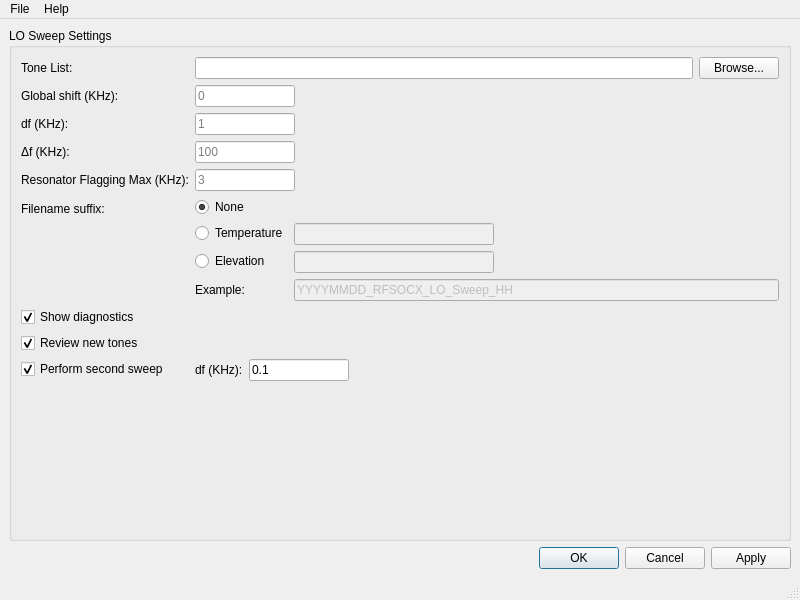
Qt form ui_resources/loconfig.ui (Tyronitar/rfsoc-interface) before a commit.
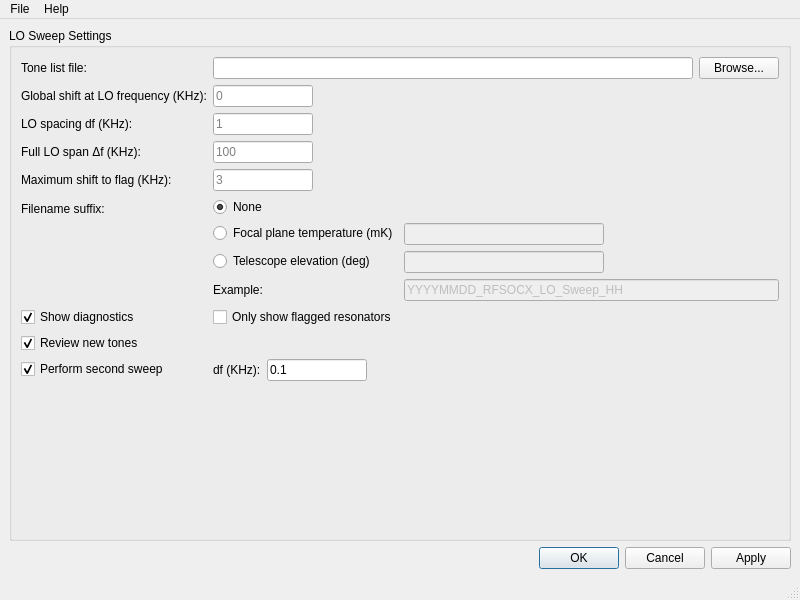
The same form after that commit. Icons and pictures are not drawn.

Commit message: Make Numbers Update in Resonator Window

What changed in the file:
```diff
--- a/ui_resources/loconfig.ui
+++ b/ui_resources/loconfig.ui
@@ -30,7 +30,7 @@
           <string>List of tones of resonant frequencies</string>
          </property>
          <property name="text">
-          <string>Tone List:</string>
+          <string>Tone list file:</string>
          </property>
         </widget>
        </item>
@@ -57,7 +57,7 @@
           <string>Amount to shift each tone in KHz, at 400 MHz</string>
          </property>
          <property name="text">
-          <string>Global shift (KHz):</string>
+          <string>Global shift at LO frequency (KHz):</string>
          </property>
         </widget>
        </item>
@@ -86,7 +86,7 @@
           <string>Spacing between data points in KHz</string>
          </property>
          <property name="text">
-          <string>df (KHz):</string>
+          <string>LO spacing df (KHz):</string>
          </property>
         </widget>
        </item>
@@ -112,7 +112,7 @@
           <string>Total span of sweep in KHz</string>
          </property>
          <property name="text">
-          <string>Δf (KHz):</string>
+          <string>Full LO span Δf (KHz):</string>
          </property>
         </widget>
        </item>
@@ -141,7 +141,7 @@
           <string>Maximum shift to flag</string>
          </property>
          <property name="text">
-          <string>Resonator Flagging Max (KHz):</string>
+          <string>Maximum shift to flag (KHz):</string>
          </property>
         </widget>
        </item>
@@ -203,7 +203,7 @@
          </property>
         </widget>
        </item>
-       <item row="8" column="0">
+       <item row="9" column="0">
         <widget class="QCheckBox" name="second_sweep_checkBox">
          <property name="toolTip">
           <string>Run a second LO sweep</string>
@@ -219,7 +219,7 @@
          </property>
         </widget>
        </item>
-       <item row="8" column="1">
+       <item row="9" column="1">
         <layout class="QHBoxLayout" name="second_sweep_horizontalLayout">
          <item>
           <widget class="QLabel" name="second_sweep_df_label">
@@ -289,7 +289,7 @@
             <bool>true</bool>
            </property>
            <property name="text">
-            <string>Temperature</string>
+            <string>Focal plane temperature (mK)</string>
            </property>
            <property name="checked">
             <bool>false</bool>
@@ -318,7 +318,7 @@
          <item row="2" column="0">
           <widget class="QRadioButton" name="filename_elevation_radioButton">
            <property name="text">
-            <string>Elevation</string>
+            <string>Telescope elevation (deg)</string>
            </property>
            <attribute name="buttonGroup">
             <string notr="true">buttonGroup</string>
@@ -360,6 +360,13 @@
          </item>
         </layout>
        </item>
+       <item row="6" column="1">
+        <widget class="QCheckBox" name="only_flag_checkBox">
+         <property name="text">
+          <string>Only show flagged resonators</string>
+         </property>
+        </widget>
+       </item>
       </layout>
      </widget>
     </item>
```
The commit also changes 6 other files.
